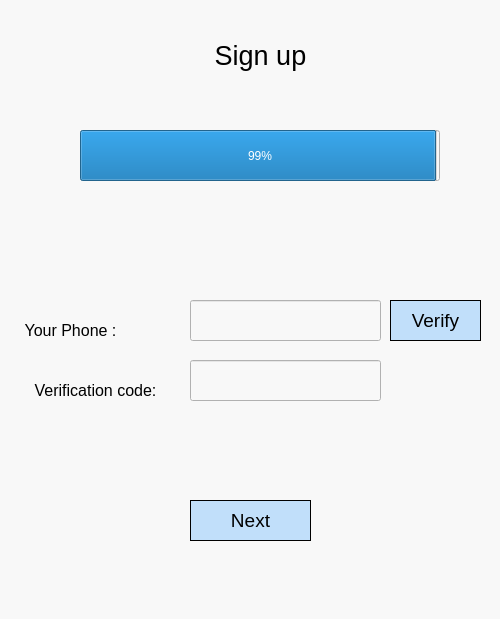
Qt form UI_Files/phoneSignUp.ui (StegoMailo/Desktop-App) before a commit.
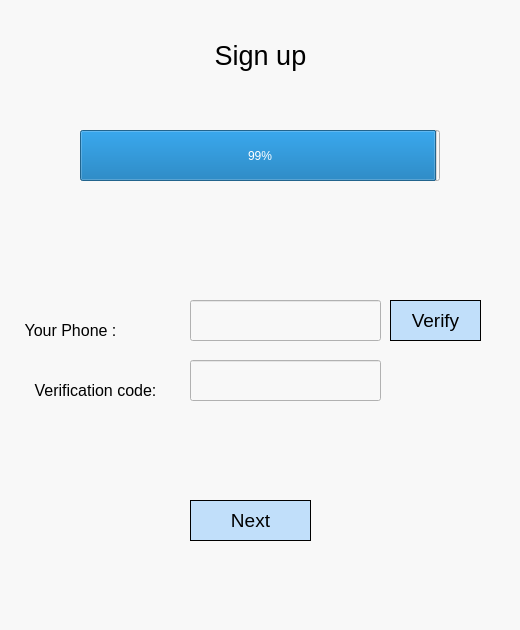
The same form after that commit.

Commit message: Fixed Sign Up Screens

The edit to the form file:
```diff
--- a/UI_Files/phoneSignUp.ui
+++ b/UI_Files/phoneSignUp.ui
@@ -6,8 +6,8 @@
    <rect>
     <x>0</x>
     <y>0</y>
-    <width>500</width>
-    <height>619</height>
+    <width>520</width>
+    <height>630</height>
    </rect>
   </property>
   <property name="windowTitle">
```
The commit also changes 5 other files.
